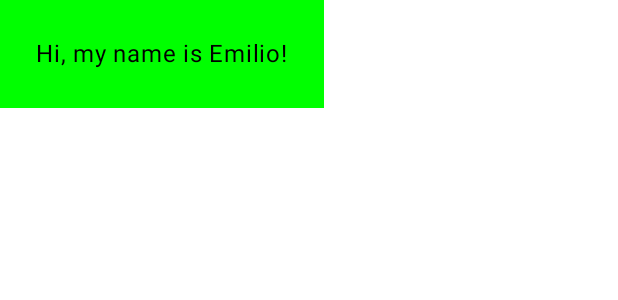
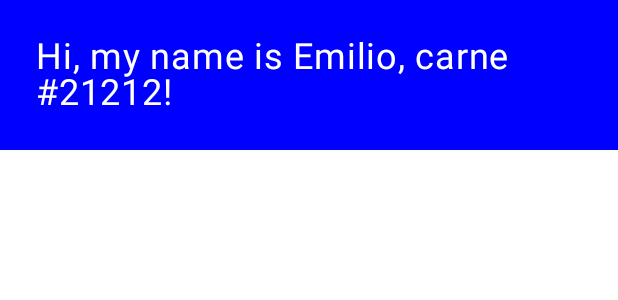
Before and after one commit to emiliosolanoo21/Lab3_PPM, an Android app built with Jetpack Compose: the @Preview function GreetingPreview, on a phone screen of 412 x 824 dp. Shown: the top 300 px of the screen. Run offline under Robolectric (Android 15) with nearby library versions, the phone set to English and light mode, and no system bars.

Commit message:
Tipo de letra, tamaño e inclusión de carné

```diff
--- a/app/src/main/java/com/uvg/myfirstapp/MainActivity.kt
+++ b/app/src/main/java/com/uvg/myfirstapp/MainActivity.kt
@@ -23,7 +23,7 @@ class MainActivity : ComponentActivity() {
             MyFirstAppTheme {
                 // A surface container using the 'background' color from the theme
                 Surface(modifier = Modifier.fillMaxSize(), color = MaterialTheme.colorScheme.background) {
-                    Greeting("Android")
+                    Greeting("Emilio", "21212")
                 }
             }
         }
@@ -31,29 +31,21 @@ class MainActivity : ComponentActivity() {
 }
 
 @Composable
-fun Greeting(name: String, modifier: Modifier = Modifier) {
-    Surface(color = Color.Green) {
+fun Greeting(name: String, carne: String, modifier: Modifier = Modifier) {
+    Surface(color = Color.Blue) {
         Text(
-            text = "Hi, my name is $name!",
-            modifier = modifier.padding(24.dp)
+            text = "Hi, my name is $name, carne #$carne!",
+            modifier = modifier.padding(24.dp),
+            color = Color.White,
+            fontSize = 24.sp
         )
     }
-}
-
-@Composable
-fun TextEditor(text: String, textColor: Color) {
-    Text(
-        text = text,
-        color = textColor,
-        modifier = Modifier.fillMaxSize(),
-        fontSize = 24.sp
-    )
 }
 
 @Preview(showBackground = true)
 @Composable
 fun GreetingPreview() {
     MyFirstAppTheme {
-        Greeting("Emilio")
+        Greeting("Emilio", "21212")
     }
 }
```
